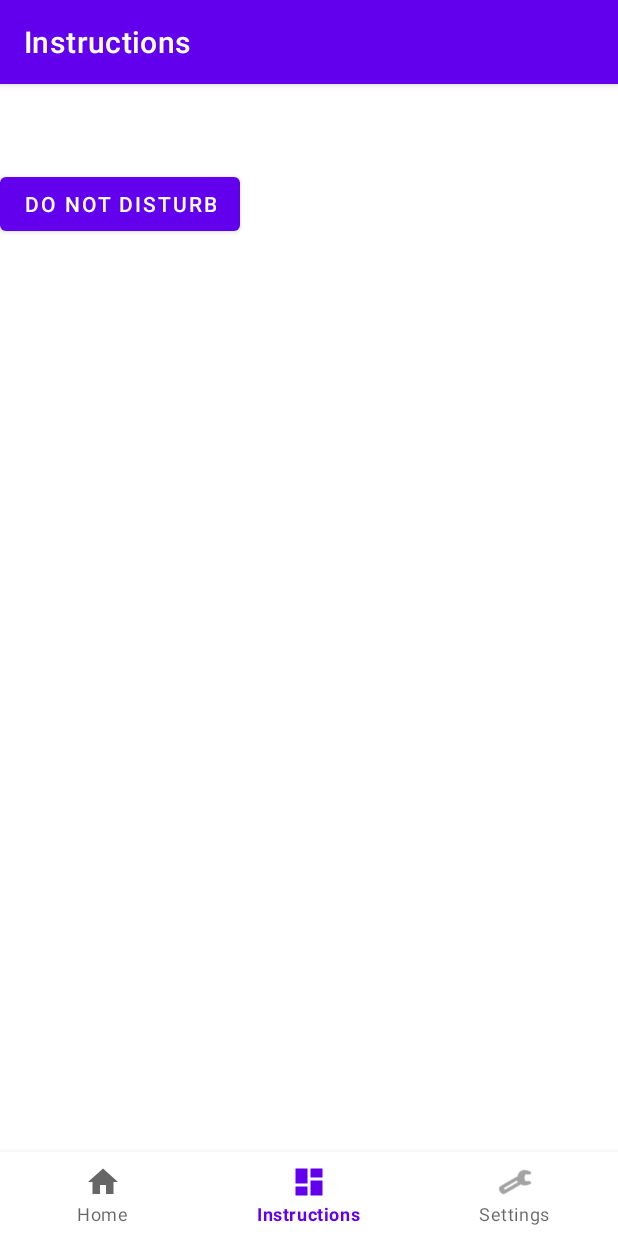
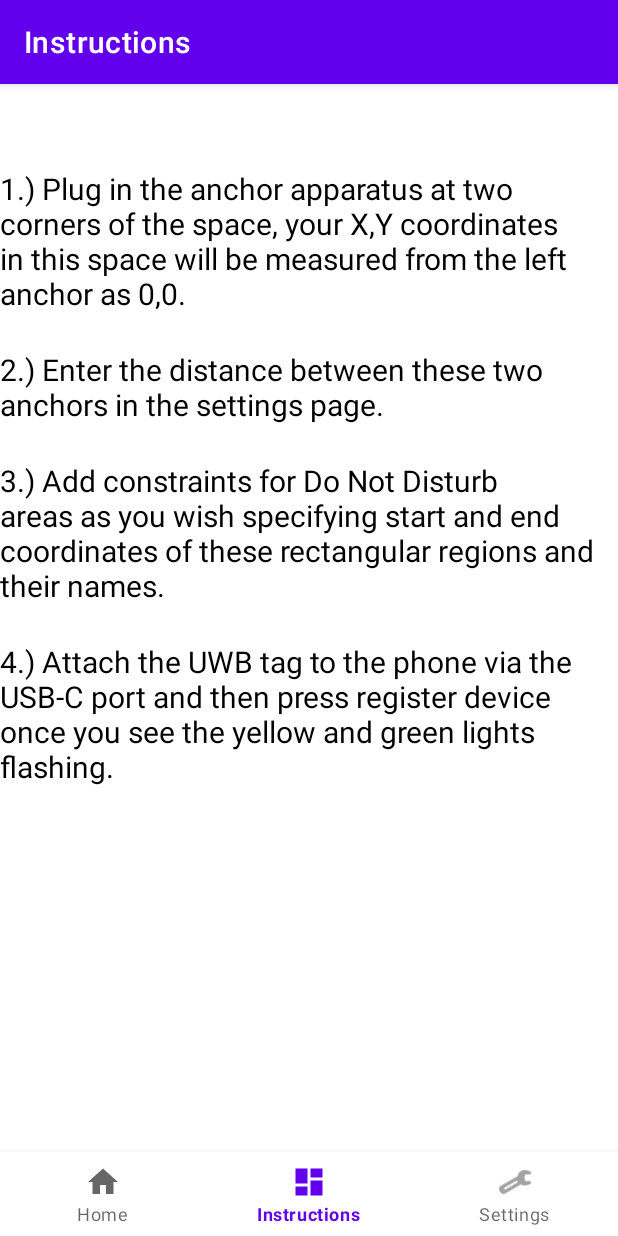
Before and after one commit to vishnu-jaganathan/LocalNotify, an Android app: the InstructionsFragment screen opened through its navigation route, on a phone screen of 412 x 824 dp. Run offline under Robolectric (Android 15) with nearby library versions, the phone set to English and light mode, and no system bars; our stand-ins replace navigation-ui; libraries missing offline, so code that uses them is left out: com.felhr.usbserial.

Commit message:
udpated instructions page and added arduino code folder

```diff
--- a/app/src/main/java/com/example/localnotify/MainActivity.java
+++ b/app/src/main/java/com/example/localnotify/MainActivity.java
@@ -44,7 +44,7 @@ import com.felhr.usbserial.UsbSerialInterface;
 
 public class MainActivity extends AppCompatActivity {
 
-    public static double anchorDist = 38;
+    public static double anchorDist = 38; // measures in 10s of centimeters
     public static double leftDist = 0;
     public static double rightDist = 0;
     private int key = 0;
--- a/app/src/main/java/com/example/localnotify/ui/instructions/InstructionsFragment.java
+++ b/app/src/main/java/com/example/localnotify/ui/instructions/InstructionsFragment.java
@@ -33,14 +33,6 @@ public class InstructionsFragment extends Fragment {
         View root = binding.getRoot();
 
 
-        Button button = (Button) root.findViewById(R.id.toggle_dnd);
-        button.setOnClickListener(new View.OnClickListener() {
-            public void onClick(View v) {
-                MainActivity.notificationManager.setInterruptionFilter(NotificationManager.INTERRUPTION_FILTER_NONE);
-//                MainActivity.notificationManager.setInterruptionFilter(NotificationManager.INTERRUPTION_FILTER_ALL);
-            }
-        });
-
         return root;
     }
 
--- a/app/src/main/java/com/example/localnotify/ui/settings/SettingsFragment.java
+++ b/app/src/main/java/com/example/localnotify/ui/settings/SettingsFragment.java
@@ -4,6 +4,7 @@ import static android.content.Context.MODE_PRIVATE;
 import static java.lang.Integer.parseInt;
 
 import android.app.AlertDialog;
+import android.app.NotificationManager;
 import android.content.DialogInterface;
 import android.content.Intent;
 import android.content.SharedPreferences;
@@ -50,6 +51,25 @@ public class SettingsFragment extends Fragment {
 
         binding = FragmentSettingsBinding.inflate(inflater, container, false);
         View root = binding.getRoot();
+
+
+        TextView anchorDistDisplay = (TextView) root.findViewById(R.id.anchor_dist_text);
+        anchorDistDisplay.setText("" + (MainActivity.anchorDist * 10));
+
+
+        Button onButton = (Button) root.findViewById(R.id.dnd_on);
+        onButton.setOnClickListener(new View.OnClickListener() {
+            public void onClick(View v) {
+                MainActivity.notificationManager.setInterruptionFilter(NotificationManager.INTERRUPTION_FILTER_NONE);
+            }
+        });
+
+        Button offButton = (Button) root.findViewById(R.id.dnd_off);
+        offButton.setOnClickListener(new View.OnClickListener() {
+            public void onClick(View v) {
+                MainActivity.notificationManager.setInterruptionFilter(NotificationManager.INTERRUPTION_FILTER_ALL);
+            }
+        });
 
         ArrayAdapter adapter = new ArrayAdapter<String>(root.getContext(),
                 R.layout.activity_listview, rules);
--- a/app/src/main/res/layout/fragment_instructions.xml
+++ b/app/src/main/res/layout/fragment_instructions.xml
@@ -7,9 +7,45 @@
     tools:context=".ui.instructions.InstructionsFragment">
 
 
-    <Button
-        android:id="@+id/toggle_dnd"
-        android:layout_width="wrap_content"
-        android:layout_height="wrap_content"
-        android:text="Do Not Disturb"/>
+    <LinearLayout
+        android:layout_width="409dp"
+        android:layout_height="729dp"
+        android:orientation="vertical"
+        tools:layout_editor_absoluteX="1dp"
+        tools:layout_editor_absoluteY="1dp">
+
+        <TextView
+            android:id="@+id/textView2"
+            android:layout_width="match_parent"
+            android:layout_height="wrap_content"
+            android:textColor="@color/black"
+            android:textSize="20dp"
+            android:text="1.) Plug in the anchor apparatus at two corners of the space, your X,Y coordinates in this space will be measured from the left anchor as 0,0.\n" />
+
+        <TextView
+            android:id="@+id/textView3"
+            android:layout_width="match_parent"
+            android:layout_height="wrap_content"
+            android:textColor="@color/black"
+            android:textSize="20dp"
+            android:text="2.) Enter the distance between these two anchors in the settings page.\n" />
+
+        <TextView
+            android:id="@+id/textView4"
+            android:layout_width="match_parent"
+            android:layout_height="wrap_content"
+            android:textColor="@color/black"
+            android:textSize="20dp"
+            android:text="3.) Add constraints for Do Not Disturb areas as you wish specifying start and end coordinates of these rectangular
+regions and their names.\n" />
+
+        <TextView
+            android:id="@+id/textView5"
+            android:layout_width="match_parent"
+            android:layout_height="wrap_content"
+            android:textColor="@color/black"
+            android:textSize="20dp"
+            android:text="4.) Attach the UWB tag to the phone via the USB-C port and then press register device once you see the yellow and
+green lights flashing.\n" />
+    </LinearLayout>
 </androidx.constraintlayout.widget.ConstraintLayout>
```
Also changed, not shown: app/src/main/res/layout/fragment_settings.xml (+36 -0 lines), 12 other files.
